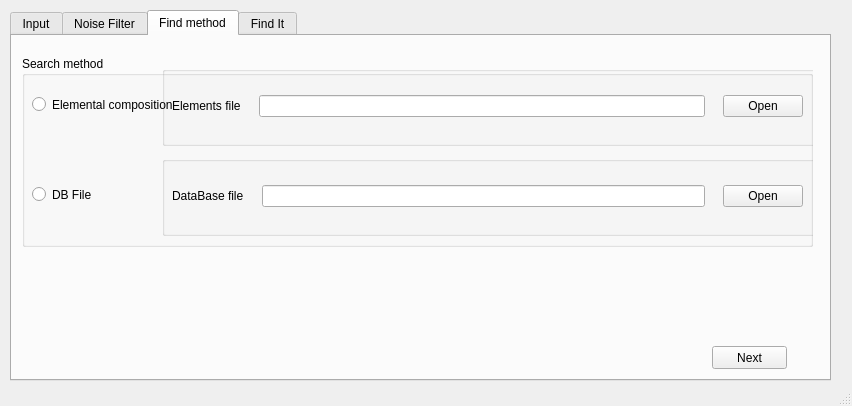
First picture: the form in MassCircus_GUI_6.ui, repository danielefil/MCircus_GUI, before the edit.
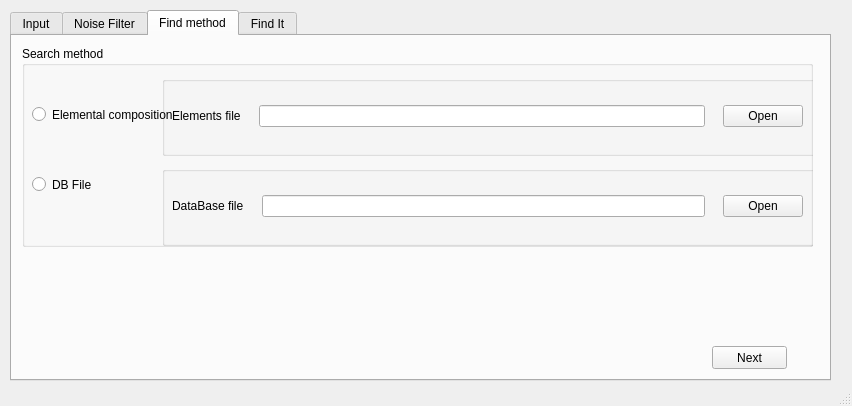
Second picture: the form after the edit. The open tabs and pages were chosen to show the change.

The edit to the form file:
```diff
--- a/MassCircus_GUI_6.ui
+++ b/MassCircus_GUI_6.ui
@@ -291,9 +291,9 @@
       <property name="geometry">
        <rect>
         <x>10</x>
-        <y>20</y>
+        <y>10</y>
         <width>791</width>
-        <height>191</height>
+        <height>201</height>
        </rect>
       </property>
       <property name="title">
@@ -322,7 +322,7 @@
        <property name="geometry">
         <rect>
          <x>10</x>
-         <y>40</y>
+         <y>60</y>
          <width>191</width>
          <height>17</height>
         </rect>
@@ -335,7 +335,7 @@
        <property name="geometry">
         <rect>
          <x>140</x>
-         <y>10</y>
+         <y>30</y>
          <width>661</width>
          <height>80</height>
         </rect>
@@ -386,7 +386,7 @@
        <property name="geometry">
         <rect>
          <x>140</x>
-         <y>100</y>
+         <y>120</y>
          <width>661</width>
          <height>80</height>
         </rect>
```
Left out of the diff: 4 changed lines with no effect on the pictures.
